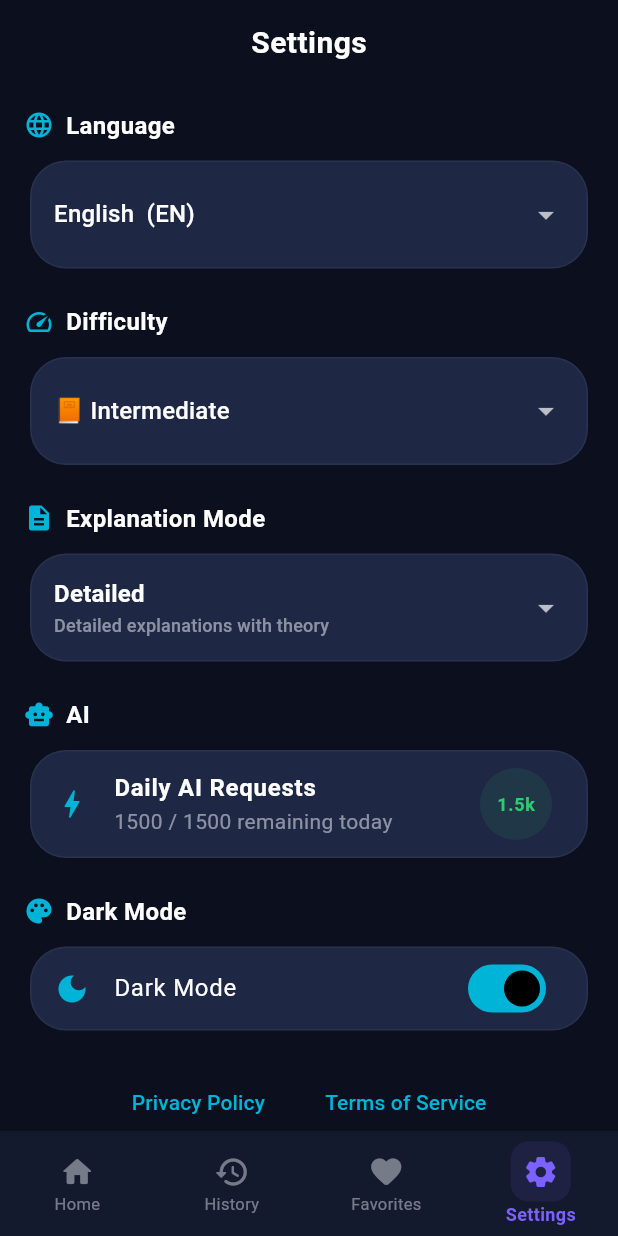
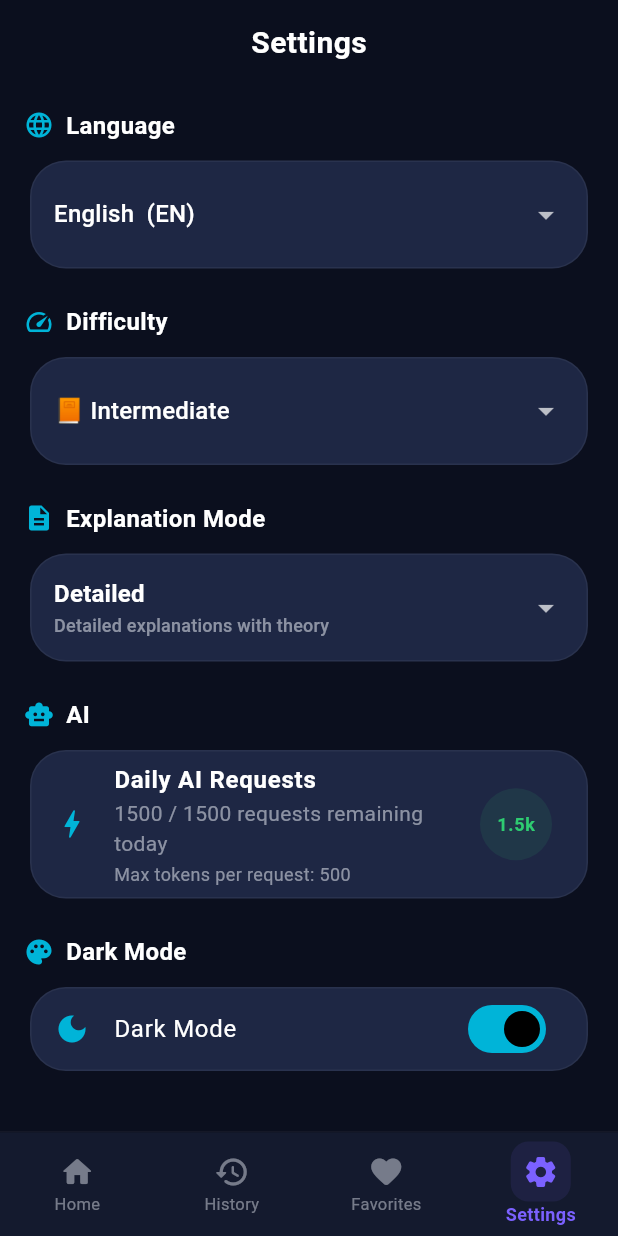
Before and after one commit to 3zonestudio-pixel/math-helper-ai, a Flutter app: the screen it shows after launch, item 4 of the bottom bar chosen, on a phone screen of 412 x 824 dp. Run offline on Flutter 3.47's test engine with Material 3 defaults, Android fonts, the phone set to English and light mode, and no system bars; our stand-ins replace connectivity_plus, hive_flutter, image_picker, share_plus, shared_preferences; missing offline and left inert: flutter_math_fork, google_mlkit_text_recognition; accounts and stored records are empty; Roboto replaces fonts that are missing (Segoe UI).

Commit message:
fix: prevent OCR scan crash on missing language packs, show correct AI token limit in settings

```diff
--- a/lib/screens/settings_screen.dart
+++ b/lib/screens/settings_screen.dart
@@ -189,11 +189,24 @@ class _SettingsScreenState extends State<SettingsScreen> {
                       color: isDark ? Colors.white : AppTheme.textDark,
                     ),
                   ),
-                  subtitle: Text(
-                    '$remaining / 1500 remaining today',
-                    style: TextStyle(
-                      color: remaining < 100 ? AppTheme.errorRed : (isDark ? AppTheme.textLight.withAlpha(153) : Colors.grey[600]),
-                    ),
+                  subtitle: Column(
+                    crossAxisAlignment: CrossAxisAlignment.start,
+                    children: [
+                      Text(
+                        '$remaining / 1500 requests remaining today',
+                        style: TextStyle(
+                          color: remaining < 100 ? AppTheme.errorRed : (isDark ? AppTheme.textLight.withAlpha(153) : Colors.grey[600]),
+                        ),
+                      ),
+                      const SizedBox(height: 2),
+                      Text(
+                        'Max tokens per request: 500',
+                        style: TextStyle(
+                          fontSize: 12,
+                          color: isDark ? AppTheme.textLight.withAlpha(153) : Colors.grey[600],
+                        ),
+                      ),
+                    ],
                   ),
                   trailing: Container(
                     width: 48,
```
Also changed, not shown: lib/services/ocr_service.dart (+41 -16 lines).
